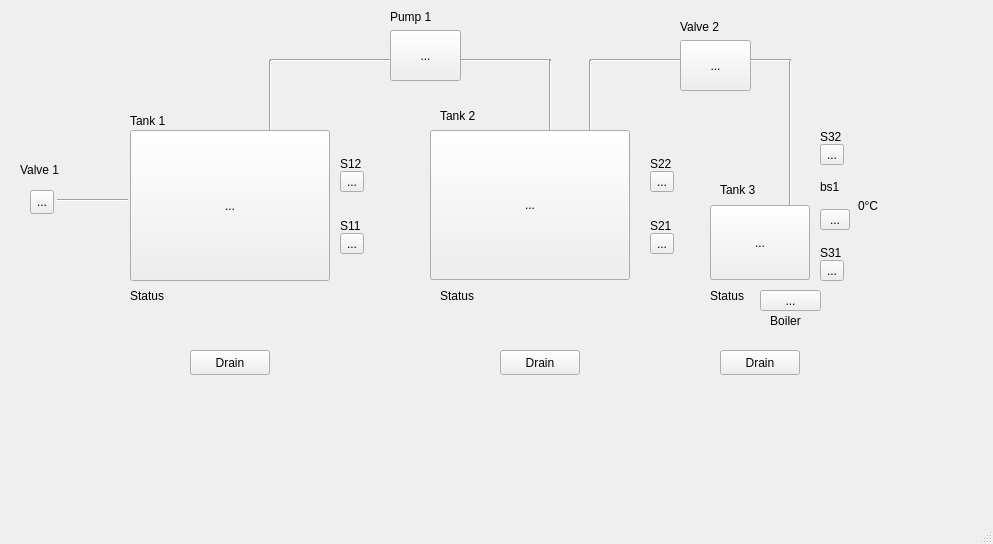
Above: firmware/x86_gnu_qt_gui/ap/mainwindow.ui from TrabalhosPUCPR/AtividadeTanquesDeAgua before the change. Below: the same form after it.
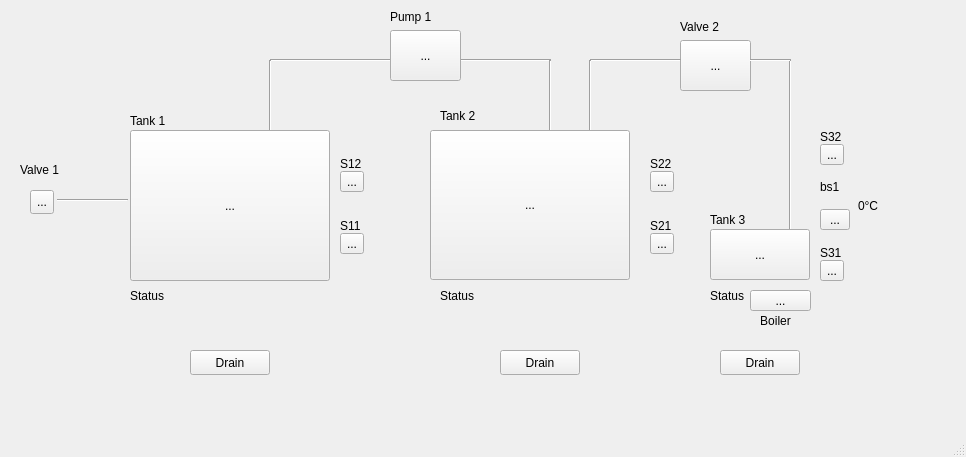
That is the form after the change. Custom widgets are drawn as their Qt base class.

Diff of the .ui file:
```diff
--- a/firmware/x86_gnu_qt_gui/ap/mainwindow.ui
+++ b/firmware/x86_gnu_qt_gui/ap/mainwindow.ui
@@ -6,8 +6,8 @@
    <rect>
     <x>0</x>
     <y>0</y>
-    <width>993</width>
-    <height>544</height>
+    <width>966</width>
+    <height>457</height>
    </rect>
   </property>
   <property name="windowTitle">
@@ -123,7 +123,7 @@
       <x>780</x>
       <y>60</y>
       <width>20</width>
-      <height>151</height>
+      <height>171</height>
      </rect>
     </property>
     <property name="orientation">
@@ -211,9 +211,9 @@
     <property name="geometry">
      <rect>
       <x>710</x>
-      <y>205</y>
+      <y>229</y>
       <width>100</width>
-      <height>75</height>
+      <height>51</height>
      </rect>
     </property>
     <property name="sizePolicy">
@@ -235,7 +235,7 @@
    <widget class="Led" name="h1">
     <property name="geometry">
      <rect>
-      <x>760</x>
+      <x>750</x>
       <y>290</y>
       <width>61</width>
       <height>21</height>
@@ -257,7 +257,7 @@
    <widget class="QLabel" name="label_boiler">
     <property name="geometry">
      <rect>
-      <x>760</x>
+      <x>750</x>
       <y>310</y>
       <width>51</width>
       <height>21</height>
@@ -273,8 +273,8 @@
    <widget class="QLabel" name="label_6">
     <property name="geometry">
      <rect>
-      <x>720</x>
-      <y>180</y>
+      <x>710</x>
+      <y>210</y>
       <width>51</width>
       <height>20</height>
      </rect>
```
Left out of the diff: 10 changed lines with no effect on the pictures.
